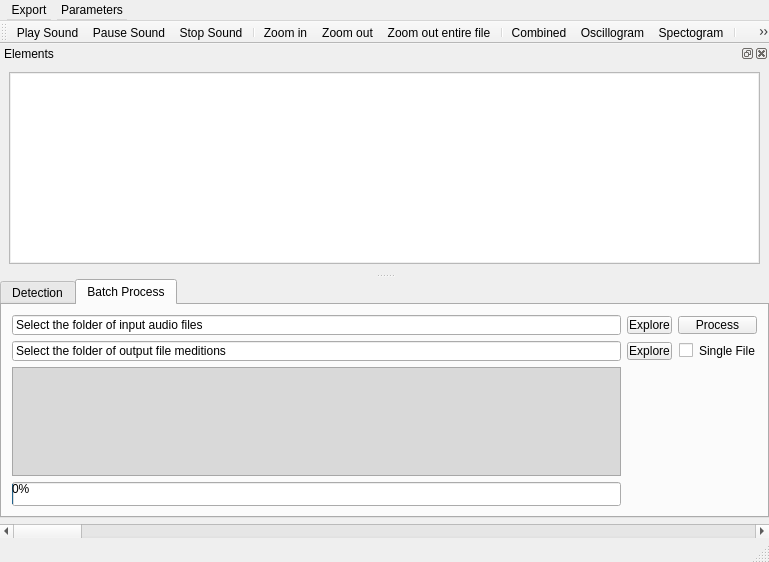
Qt form Graphic_Interface/UI Files/SegmentationAndClasificationWindowUI.ui (ECMora/SoundLab) before a commit.
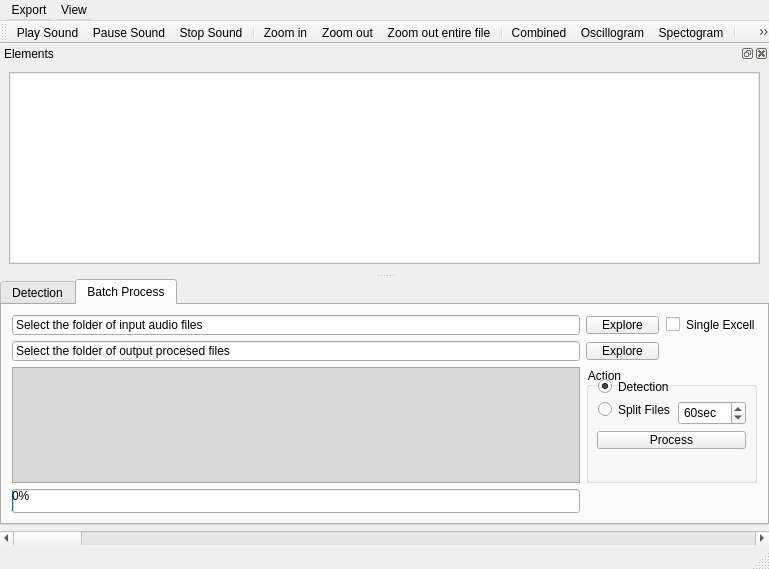
The same form after that commit. The open tabs and pages were chosen to show the change. Icons and pictures are not drawn. Custom widgets are drawn as their Qt base class.

```diff
--- a/Graphic_Interface/UI Files/SegmentationAndClasificationWindowUI.ui
+++ b/Graphic_Interface/UI Files/SegmentationAndClasificationWindowUI.ui
@@ -10,7 +10,7 @@
     <x>0</x>
     <y>0</y>
     <width>769</width>
-    <height>562</height>
+    <height>569</height>
    </rect>
   </property>
   <property name="sizePolicy">
@@ -76,13 +76,6 @@
         <string>Batch Process</string>
        </attribute>
        <layout class="QGridLayout" name="gridLayout_4">
-        <item row="3" column="0">
-         <widget class="QListWidget" name="listwidgetProgress">
-          <property name="styleSheet">
-           <string notr="true">background-color: rgb(217, 217, 217);</string>
-          </property>
-         </widget>
-        </item>
         <item row="0" column="1">
          <widget class="QPushButton" name="pushButtonInputFolder">
           <property name="text">
@@ -94,6 +87,13 @@
          </widget>
         </item>
         <item row="4" column="0">
+         <widget class="QListWidget" name="listwidgetProgress">
+          <property name="styleSheet">
+           <string notr="true">background-color: rgb(217, 217, 217);</string>
+          </property>
+         </widget>
+        </item>
+        <item row="6" column="0">
          <widget class="QProgressBar" name="progressBarProcesed">
           <property name="value">
            <number>0</number>
@@ -103,14 +103,7 @@
         <item row="1" column="0">
          <widget class="QLineEdit" name="lineEditOutputFolder">
           <property name="text">
-           <string>Select the folder of output file meditions</string>
-          </property>
-         </widget>
-        </item>
-        <item row="0" column="2">
-         <widget class="QPushButton" name="pushButtonStart">
-          <property name="text">
-           <string>Process</string>
+           <string>Select the folder of output procesed files</string>
           </property>
          </widget>
         </item>
@@ -128,10 +121,65 @@
           </property>
          </widget>
         </item>
-        <item row="1" column="2">
+        <item row="4" column="1" colspan="2">
+         <widget class="QGroupBox" name="groupBox">
+          <property name="title">
+           <string>Action</string>
+          </property>
+          <layout class="QFormLayout" name="formLayout">
+           <property name="fieldGrowthPolicy">
+            <enum>QFormLayout::AllNonFixedFieldsGrow</enum>
+           </property>
+           <item row="0" column="0">
+            <widget class="QRadioButton" name="rbttnDetection">
+             <property name="text">
+              <string>Detection</string>
+             </property>
+             <property name="checkable">
+              <bool>true</bool>
+             </property>
+             <property name="checked">
+              <bool>true</bool>
+             </property>
+            </widget>
+           </item>
+           <item row="2" column="0">
+            <widget class="QRadioButton" name="rbttnSplitFile">
+             <property name="text">
+              <string>Split Files</string>
+             </property>
+            </widget>
+           </item>
+           <item row="2" column="1">
+            <widget class="QSpinBox" name="spboxSplitTime">
+             <property name="suffix">
+              <string>sec</string>
+             </property>
+             <property name="minimum">
+              <number>30</number>
+             </property>
+             <property name="maximum">
+              <number>120</number>
+             </property>
+             <property name="value">
+              <number>60</number>
+             </property>
+            </widget>
+           </item>
+           <item row="3" column="0" colspan="2">
+            <widget class="QPushButton" name="pushButtonStart">
+             <property name="text">
+              <string>Process</string>
+             </property>
+            </widget>
+           </item>
+          </layout>
+         </widget>
+        </item>
+        <item row="0" column="2">
          <widget class="QCheckBox" name="cbxSingleFile">
           <property name="text">
-           <string>Single File</string>
+           <string>Single Excell</string>
           </property>
          </widget>
         </item>
@@ -224,7 +272,7 @@
    </widget>
    <widget class="QMenu" name="menuParameters">
     <property name="title">
-     <string>Parameters</string>
+     <string>View</string>
     </property>
     <addaction name="actionView_Parameters"/>
     <addaction name="actionParameters_Measurement"/>
```
Left out of the diff: 91 changed lines with no effect on the pictures.
